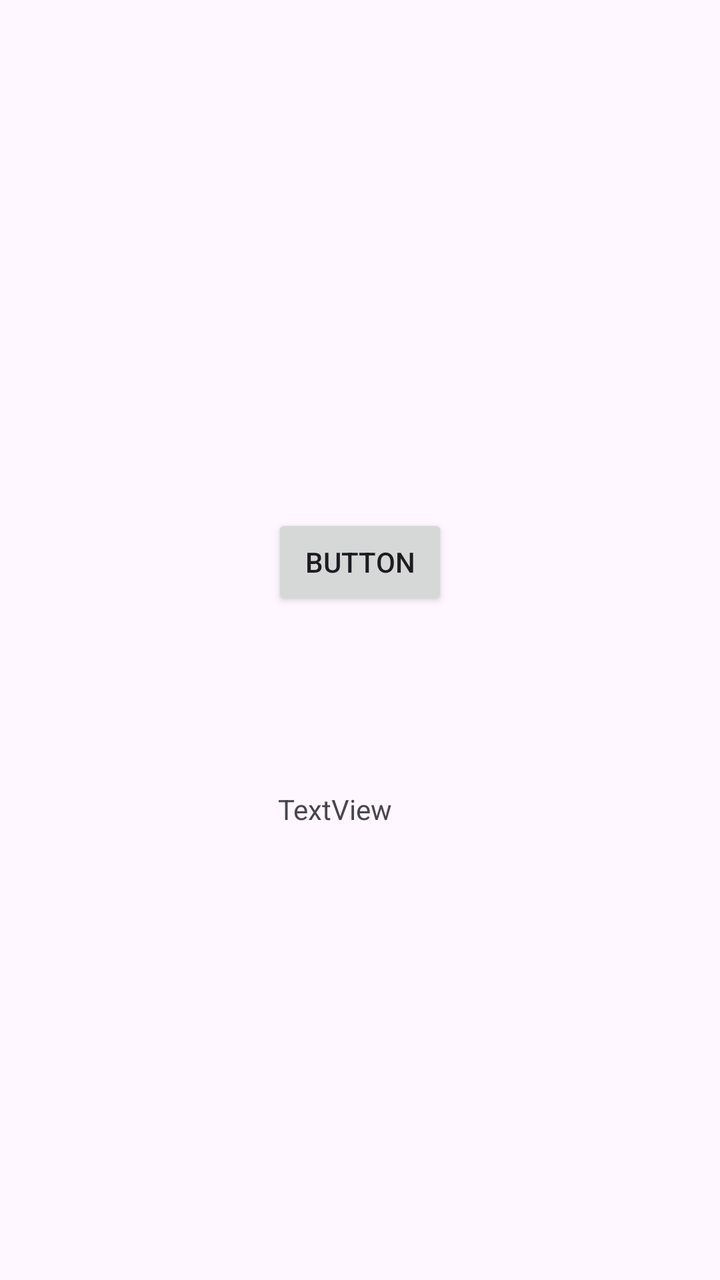
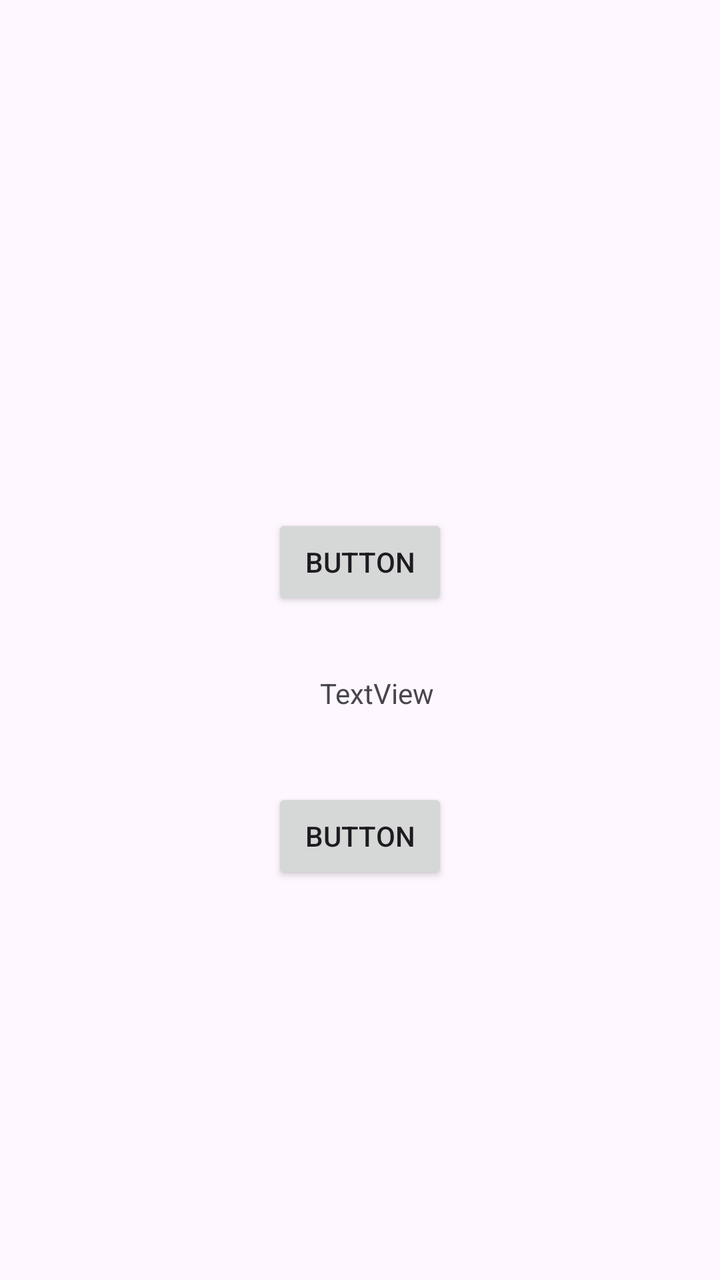

Before-and-after screenshots of an Android layout around one commit, followed by the original layout XML and the change that was made.
<!-- AndroidManifest.xml: application theme Theme.Lab1 -->
<!-- res/layout/activity_main.xml -->
<?xml version="1.0" encoding="utf-8"?>
<androidx.constraintlayout.widget.ConstraintLayout xmlns:android="http://schemas.android.com/apk/res/android"
    xmlns:app="http://schemas.android.com/apk/res-auto"
    xmlns:tools="http://schemas.android.com/tools"
    android:id="@+id/main"
    android:layout_width="match_parent"
    android:layout_height="match_parent"
    tools:context=".MainActivity">

    <Button
        android:id="@+id/button"
        android:layout_width="wrap_content"
        android:layout_height="wrap_content"
        android:layout_marginTop="257dp"
        android:text="Button"
        app:layout_constraintEnd_toEndOf="parent"
        app:layout_constraintStart_toStartOf="parent"
        app:layout_constraintTop_toTopOf="parent" />

    <TextView
        android:id="@+id/textView"
        android:layout_width="wrap_content"
        android:layout_height="wrap_content"
        android:layout_marginStart="3dp"
        android:layout_marginTop="90dp"
        android:text="TextView"
        app:layout_constraintStart_toStartOf="@+id/button"
        app:layout_constraintTop_toBottomOf="@+id/button" />

</androidx.constraintlayout.widget.ConstraintLayout>
<!-- resources referenced by this layout -->
<resources>
  <style name="Theme.Lab1" parent="Base.Theme.Lab1" />
  <style name="Base.Theme.Lab1" parent="Theme.Material3.DayNight.NoActionBar">
          
          
      </style>
</resources>

<!-- the commit's change to res/layout/activity_main.xml (unified diff, before → after) -->
@@ -21,10 +21,19 @@
         android:id="@+id/textView"
         android:layout_width="wrap_content"
         android:layout_height="wrap_content"
-        android:layout_marginStart="3dp"
-        android:layout_marginTop="90dp"
+        android:layout_marginStart="24dp"
+        android:layout_marginTop="32dp"
         android:text="TextView"
         app:layout_constraintStart_toStartOf="@+id/button"
         app:layout_constraintTop_toBottomOf="@+id/button" />
 
+    <Button
+        android:id="@+id/button2"
+        android:layout_width="wrap_content"
+        android:layout_height="wrap_content"
+        android:layout_marginTop="38dp"
+        android:text="Button"
+        app:layout_constraintStart_toStartOf="@+id/button"
+        app:layout_constraintTop_toBottomOf="@+id/textView" />
+
 </androidx.constraintlayout.widget.ConstraintLayout>
